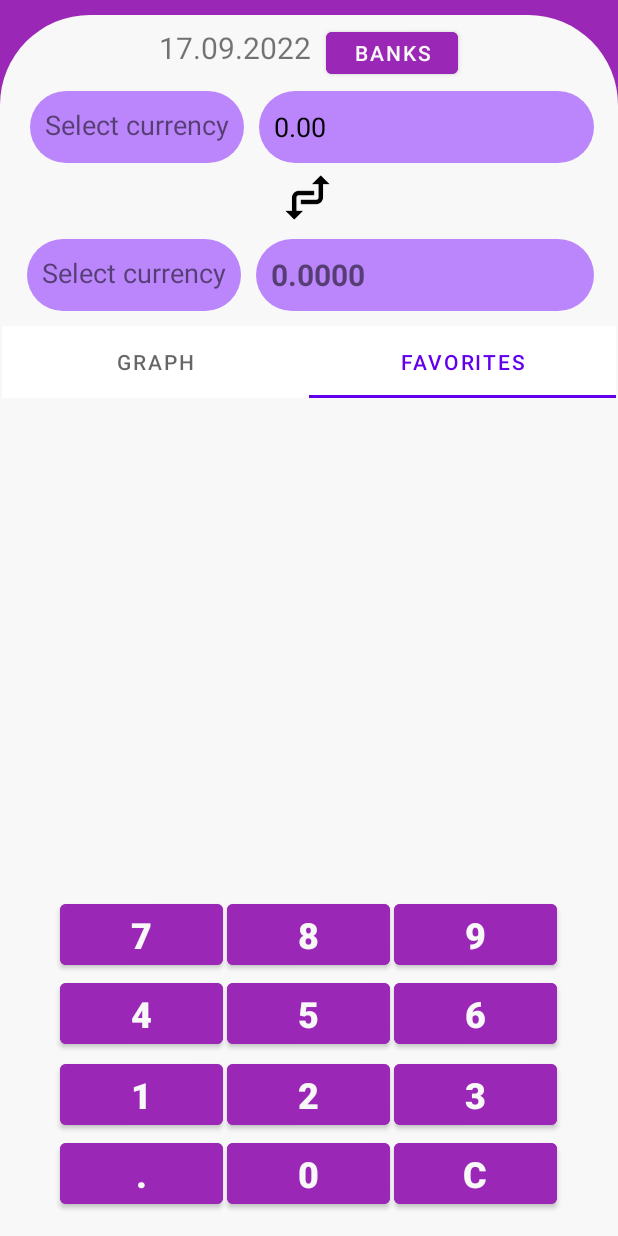
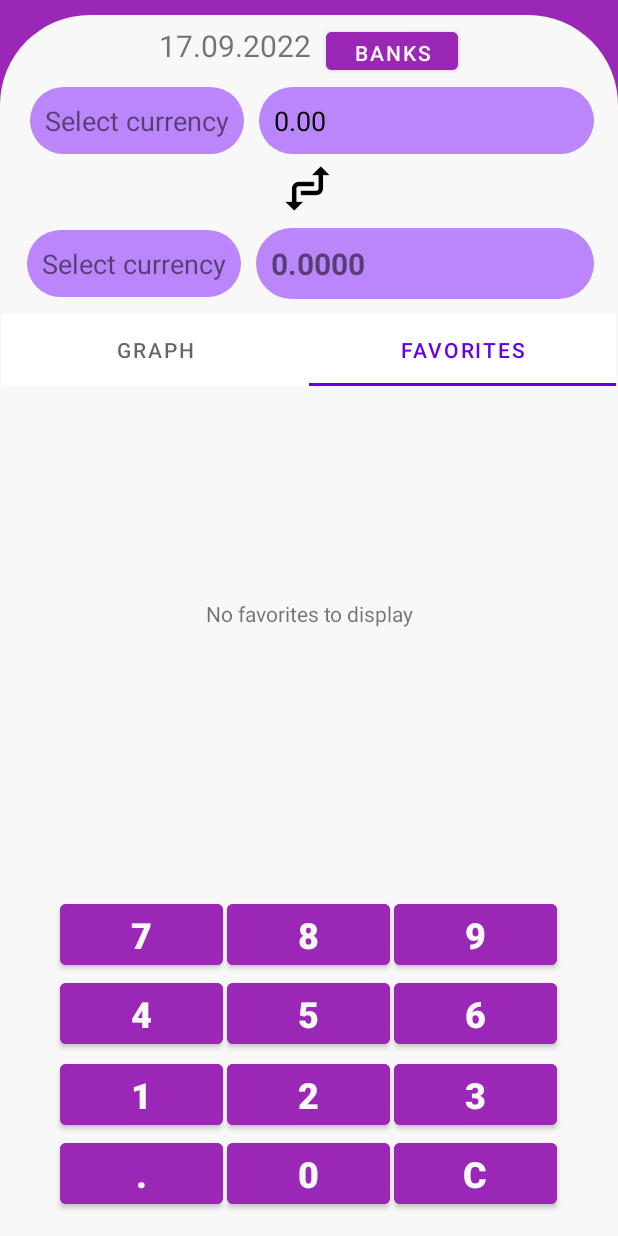
Before and after one commit to sam271091/ConverterKT, an Android app: the screen it shows after launch (MainActivity), tab 2 chosen, on a phone screen of 412 x 824 dp. Run offline under Robolectric (Android 15) with nearby library versions, the phone set to English and light mode, and no system bars; our stand-ins replace AdMob, Picasso, Room's generated code, RxJava; libraries missing offline, so code that uses them is left out: com.jjoe64.graphview, org.simpleframework.xml; plain views replace GraphView; pictures from the network do not load; Roboto replaces fonts that are not available here; 6 statements that could not run were skipped.

```diff
--- a/app/build.gradle
+++ b/app/build.gradle
@@ -8,11 +8,11 @@ android {
     compileSdk 31
 
     defaultConfig {
-        applicationId "demo.com.converterkt"
+        applicationId "Apps.com.converterkt"
         minSdk 21
         targetSdk 31
-        versionCode 25
-        versionName "1.2.1.3"
+        versionCode 26
+        versionName "1.2.1.4"
 
         testInstrumentationRunner "androidx.test.runner.AndroidJUnitRunner"
 
--- a/app/src/main/java/Apps/com/converterkt/MainActivity.kt
+++ b/app/src/main/java/Apps/com/converterkt/MainActivity.kt
@@ -529,6 +529,11 @@ class MainActivity : AppCompatActivity() {
     fun onClickSwitcher(view: android.view.View) {
 //        openValuteInfoListChooser()
 
+
+        if (firstValute== null){
+            return
+        }
+
         val intermediateValute = firstValute
         firstValute = secondValute
         chosenImage = imageValute1
--- a/app/src/main/java/Apps/com/converterkt/fragments/favorites_Converter_Fragment.kt
+++ b/app/src/main/java/Apps/com/converterkt/fragments/favorites_Converter_Fragment.kt
@@ -11,6 +11,7 @@ import Apps.com.converterkt.adapters.FavoriteAdapter
 import Apps.com.converterkt.adapters.ValuteInfoAdapter
 import Apps.com.converterkt.pojo.Valute
 import Apps.com.converterkt.pojo.ValuteInfo
+import androidx.core.view.isVisible
 import androidx.lifecycle.Observer
 import androidx.recyclerview.widget.LinearLayoutManager
 import kotlinx.android.synthetic.main.activity_valute_list.*
@@ -58,9 +59,14 @@ class favorites_Converter_Fragment(var currValuteInfo: ValuteInfo?, var viewMode
 
             viewModel.favoriteValutes.observe(viewLifecycleOwner, Observer {
                 viewModel.getFilteredList(it as ArrayList<Valute>,chosenDate).observe(viewLifecycleOwner, Observer {
+
+                    noFavsLabel.isVisible = it.size == 0
+
                     adapter.valuteInfoList = it
                     adapter.firstValute = currValuteInfo
                     adapter.currValue  = value
+
+
                 })
             })
 
--- a/app/src/main/res/layout/activity_main.xml
+++ b/app/src/main/res/layout/activity_main.xml
@@ -45,7 +45,7 @@
             <Button
                 android:id="@+id/banksBtn"
                 android:layout_width="wrap_content"
-                android:layout_height="40dp"
+                android:layout_height="37dp"
                 android:layout_marginStart="10dp"
                 android:layout_marginTop="5dp"
                 android:layout_marginBottom="5dp"
@@ -59,7 +59,7 @@
         <EditText
             android:id="@+id/editTextSum"
             android:layout_width="0dp"
-            android:layout_height="48dp"
+            android:layout_height="wrap_content"
             android:layout_marginStart="10dp"
             android:layout_marginEnd="16dp"
             android:background="@drawable/oval_shape"
@@ -67,6 +67,8 @@
             android:enabled="false"
             android:inputType="numberDecimal"
             android:paddingStart="10dp"
+            android:paddingTop="10dp"
+            android:paddingBottom="10dp"
             android:text="0.00"
             android:textColor="#000000"
             app:layout_constraintBottom_toBottomOf="@+id/tvValute1"
@@ -342,13 +344,14 @@
         <TextView
             android:id="@+id/tvValute1"
             android:layout_width="wrap_content"
-            android:layout_height="48dp"
+            android:layout_height="wrap_content"
             android:layout_marginLeft="10dp"
             android:layout_marginTop="30dp"
             android:background="@drawable/oval_shape"
             android:clickable="true"
             android:paddingStart="10dp"
             android:paddingTop="10dp"
+            android:paddingBottom="10dp"
             android:paddingEnd="10dp"
             android:text="@string/select_currency_label"
             android:textSize="18sp"
@@ -361,13 +364,14 @@
         <TextView
             android:id="@+id/tvResult"
             android:layout_width="0dp"
-            android:layout_height="48dp"
+            android:layout_height="wrap_content"
             android:layout_marginStart="10dp"
             android:layout_marginTop="10dp"
             android:layout_marginEnd="16dp"
             android:background="@drawable/oval_shape"
             android:paddingStart="10dp"
             android:paddingTop="10dp"
+            android:paddingBottom="10dp"
             android:text="0.00"
             android:textSize="20sp"
 
@@ -381,13 +385,14 @@
         <TextView
             android:id="@+id/tvValute2"
             android:layout_width="wrap_content"
-            android:layout_height="48dp"
+            android:layout_height="wrap_content"
             android:layout_marginLeft="10dp"
             android:layout_marginTop="10dp"
             android:background="@drawable/oval_shape"
             android:clickable="true"
             android:paddingStart="10dp"
             android:paddingTop="10dp"
+            android:paddingBottom="10dp"
             android:paddingEnd="10dp"
             android:text="@string/select_currency_label"
             android:textSize="18sp"
--- a/app/src/main/res/layout/fragment_favorites__converter_.xml
+++ b/app/src/main/res/layout/fragment_favorites__converter_.xml
@@ -9,4 +9,12 @@
         android:id="@+id/rvFavoritesConverter"
         android:layout_width="match_parent"
         android:layout_height="match_parent" />
+
+    <TextView
+        android:id="@+id/noFavsLabel"
+        android:layout_width="match_parent"
+        android:layout_height="match_parent"
+        android:text="No favorites to display"
+        android:gravity="center"
+        />
 </FrameLayout>
```
